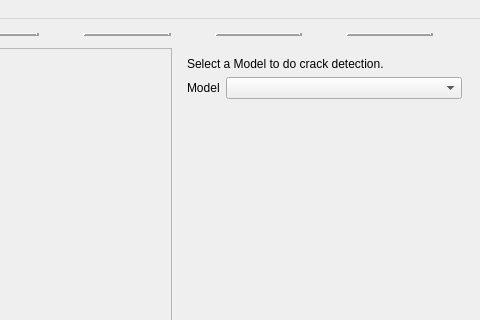
Old version of the form src/resources/ui/main.ui in the repository TUD-IMB/Crackpot; both pictures show x 226 to 706 and y 0 to 320 of the 706 by 656 pixel window.
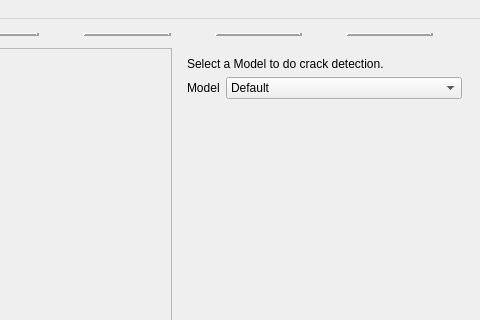
New version of the form. The open tabs and pages were chosen to show the change. Icons and pictures are not drawn.

Commit message: Add information columns to export file.

Patch:
```diff
--- a/src/resources/ui/main.ui
+++ b/src/resources/ui/main.ui
@@ -912,6 +912,11 @@
                       <verstretch>0</verstretch>
                      </sizepolicy>
                     </property>
+                    <item>
+                     <property name="text">
+                      <string>Default</string>
+                     </property>
+                    </item>
                    </widget>
                   </item>
                  </layout>
```
Left out of the diff: 7 changed lines with no effect on the pictures. The commit also changes 2 other files.
